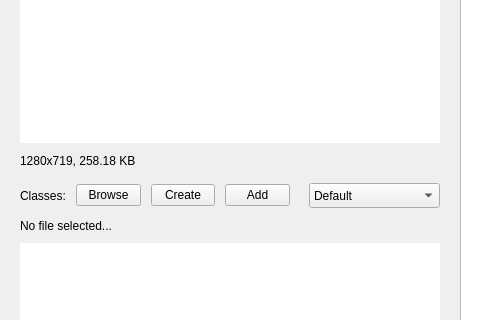
ntu-sdi/dataset-labelling-tool, file include/MainView.ui: the form before one commit; both pictures show x 0 to 480 and y 147 to 467 of the 1334 by 730 pixel window.
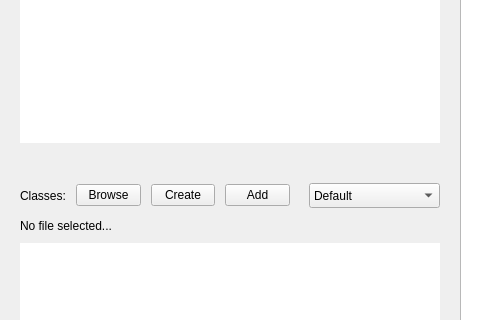
The form after the commit.

What changed in the file:
```diff
--- a/include/MainView.ui
+++ b/include/MainView.ui
@@ -211,7 +211,7 @@
       </rect>
      </property>
      <property name="text">
-      <string>1280x719, 258.18 KB</string>
+      <string/>
      </property>
     </widget>
     <widget class="QFrame" name="ClassBrowsingFrame">
```
